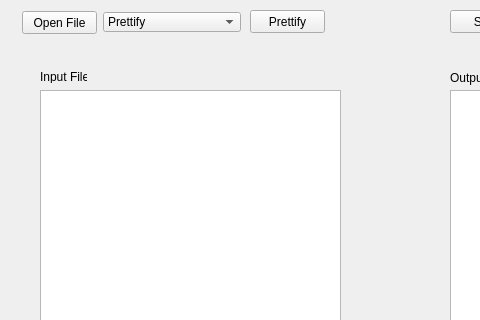
The window that mainwindow.ui (AhmadAbdElHakim/XML-Editor) describes before a commit, drawn with Qt 5; both pictures show x 0 to 480 and y 0 to 320 of the 800 by 600 pixel window.
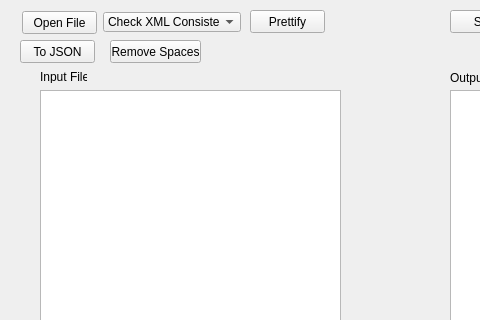
The same window after the commit.

```diff
--- a/mainwindow.ui
+++ b/mainwindow.ui
@@ -95,11 +95,6 @@
       <height>20</height>
      </rect>
     </property>
-    <item>
-     <property name="text">
-      <string>Prettify </string>
-     </property>
-    </item>
     <item>
      <property name="text">
       <string>Check XML Consistency</string>
@@ -129,6 +124,32 @@
      <string>Prettify</string>
     </property>
    </widget>
+   <widget class="QPushButton" name="JSON_Button">
+    <property name="geometry">
+     <rect>
+      <x>20</x>
+      <y>40</y>
+      <width>75</width>
+      <height>23</height>
+     </rect>
+    </property>
+    <property name="text">
+     <string>To JSON</string>
+    </property>
+   </widget>
+   <widget class="QPushButton" name="Remove_Spaces">
+    <property name="geometry">
+     <rect>
+      <x>110</x>
+      <y>40</y>
+      <width>91</width>
+      <height>23</height>
+     </rect>
+    </property>
+    <property name="text">
+     <string>Remove Spaces</string>
+    </property>
+   </widget>
    <zorder>OpenFileButton</zorder>
    <zorder>comboBox</zorder>
    <zorder>Save_Button</zorder>
```
Left out of the diff: 7 changed lines with no effect on the pictures.
